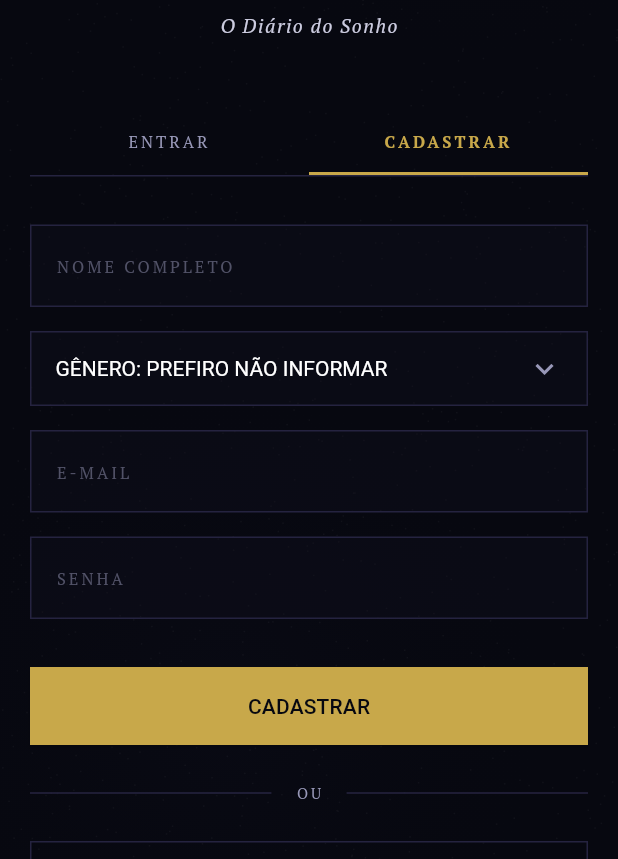
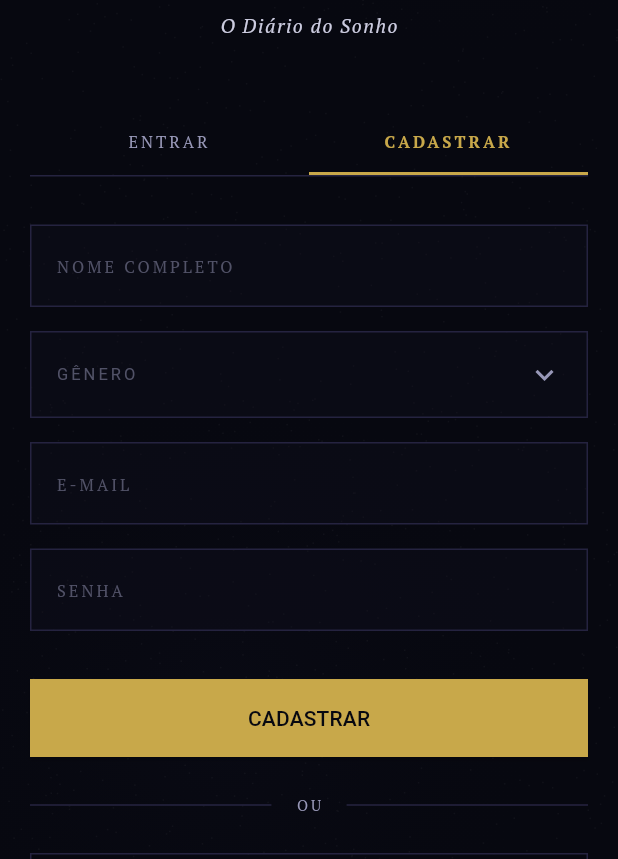
Before and after one commit to robconceicao/aion, a Flutter app: the screen it shows after launch, scrolled down 43 dp, after a tap on "CADASTRAR", on a phone screen of 412 x 824 dp, the part 377-1236 px from its top. Run offline on Flutter 3.47's test engine with Material 3 defaults, Android fonts, the phone set to English and light mode, and no system bars; our stand-ins replace dio, fl_chart, flutter_riverpod, glassmorphism, google_fonts, hive_flutter and 2 more; missing offline and left inert: record; accounts and stored records are empty.

Commit message:
style: padroniza design do seletor de genero na tela de cadastro

```diff
--- a/frontend/lib/src/features/auth/presentation/auth_screen.dart
+++ b/frontend/lib/src/features/auth/presentation/auth_screen.dart
@@ -18,7 +18,7 @@ class _AuthScreenState extends State<AuthScreen> {
   final _emailController = TextEditingController();
   final _passwordController = TextEditingController();
   final _nameController = TextEditingController();
-  String _selectedGender = 'Prefiro não informar';
+  String? _selectedGender;
 
   @override
   Widget build(BuildContext context) {
@@ -244,19 +244,28 @@ class _AuthScreenState extends State<AuthScreen> {
         color: AionTheme.darkAbyss.withOpacity(0.3),
         border: Border.all(color: AionTheme.veil),
       ),
-      padding: const EdgeInsets.symmetric(horizontal: 16),
+      padding: const EdgeInsets.symmetric(horizontal: 16, vertical: 4),
       child: DropdownButtonHideUnderline(
         child: DropdownButton<String>(
           value: _selectedGender,
+          hint: Text(
+            'GÊNERO',
+            style: TextStyle(
+              color: AionTheme.silver.withOpacity(0.5),
+              fontSize: 11,
+              letterSpacing: 2,
+            ),
+          ),
           dropdownColor: AionTheme.darkAbyss,
           icon: const Icon(Icons.keyboard_arrow_down, color: AionTheme.silver),
           style: const TextStyle(color: Colors.white, fontSize: 14),
           isExpanded: true,
           items: const [
-            DropdownMenuItem(value: 'Prefiro não informar', child: Text('GÊNERO: PREFIRO NÃO INFORMAR')),
-            DropdownMenuItem(value: 'Feminino', child: Text('GÊNERO: FEMININO')),
-            DropdownMenuItem(value: 'Masculino', child: Text('GÊNERO: MASCULINO')),
-            DropdownMenuItem(value: 'Não-binário', child: Text('GÊNERO: NÃO-BINÁRIO')),
+            DropdownMenuItem(value: 'Feminino', child: Text('Feminino')),
+            DropdownMenuItem(value: 'Masculino', child: Text('Masculino')),
+            DropdownMenuItem(value: 'Não-binário', child: Text('Não-binário')),
+            DropdownMenuItem(value: 'Prefiro não responder', child: Text('Prefiro não responder')),
+            DropdownMenuItem(value: 'Outro', child: Text('Outro')),
           ],
           onChanged: (val) {
             if (val != null) setState(() => _selectedGender = val);
@@ -293,6 +302,13 @@ class _AuthScreenState extends State<AuthScreen> {
         if (name.isEmpty) {
           ScaffoldMessenger.of(context).showSnackBar(
             const SnackBar(content: Text('Por favor, preencha seu Nome Completo.')),
+          );
+          setState(() => _isLoading = false);
+          return;
+        }
+        if (_selectedGender == null) {
+          ScaffoldMessenger.of(context).showSnackBar(
+            const SnackBar(content: Text('Por favor, selecione seu Gênero.')),
           );
           setState(() => _isLoading = false);
           return;
```
